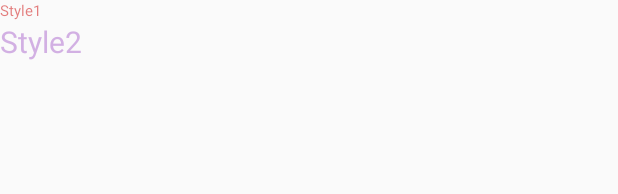
After one commit to leshiy1295/Android_Seminars, an Android app: the layout activity_with_styles.xml on its own in the app's theme, with its tools: preview values and no code run, on a phone screen of 412 x 824 dp. The commit adds this screen. Shown: the top 194 px of the screen. Run offline under Robolectric (Android 15) with nearby library versions, the phone set to English and light mode, and no system bars.

Commit message:
Наследование стилей. Применение стилей к элементам активити.

```diff
--- /dev/null
+++ b/app/src/main/java/com/example/ahalaidzhy/seminars/ActivityWithStyles.java
@@ -0,0 +1,8 @@
+package com.example.ahalaidzhy.seminars;
+
+/**
+ * Created by a.halaidzhy on 09.04.15.
+ */
+public class ActivityWithStyles {
+
+}
--- /dev/null
+++ b/app/src/main/res/layout/activity_with_styles.xml
@@ -0,0 +1,13 @@
+<?xml version="1.0" encoding="utf-8"?>
+<LinearLayout xmlns:android="http://schemas.android.com/apk/res/android"
+    android:orientation="vertical" android:layout_width="match_parent"
+    android:layout_height="match_parent">
+    <TextView
+        android:layout_width="match_parent"
+        android:layout_height="wrap_content"
+        style="@style/Style1"/>
+    <TextView
+        android:layout_width="match_parent"
+        android:layout_height="wrap_content"
+        style="@style/Style1.Style2"/>
+</LinearLayout>
--- a/app/src/main/res/values/styles.xml
+++ b/app/src/main/res/values/styles.xml
@@ -5,4 +5,16 @@
         <!-- Customize your theme here. -->
     </style>
 
+    <style name="Style1" parent="Base.Widget.AppCompat.Light.AutoCompleteTextView">
+        <item name="android:textColor">@android:color/holo_red_dark</item>
+        <item name="android:textSize">10sp</item>
+        <item name="android:text">"Style1"</item>
+        <item name="android:alpha">0.5</item>
+    </style>
+
+    <style name="Style1.Style2">
+        <item name="android:textColor">@android:color/holo_purple</item>
+        <item name="android:textSize">20sp</item>
+        <item name="android:text">"Style2"</item>
+    </style>
 </resources>
```
